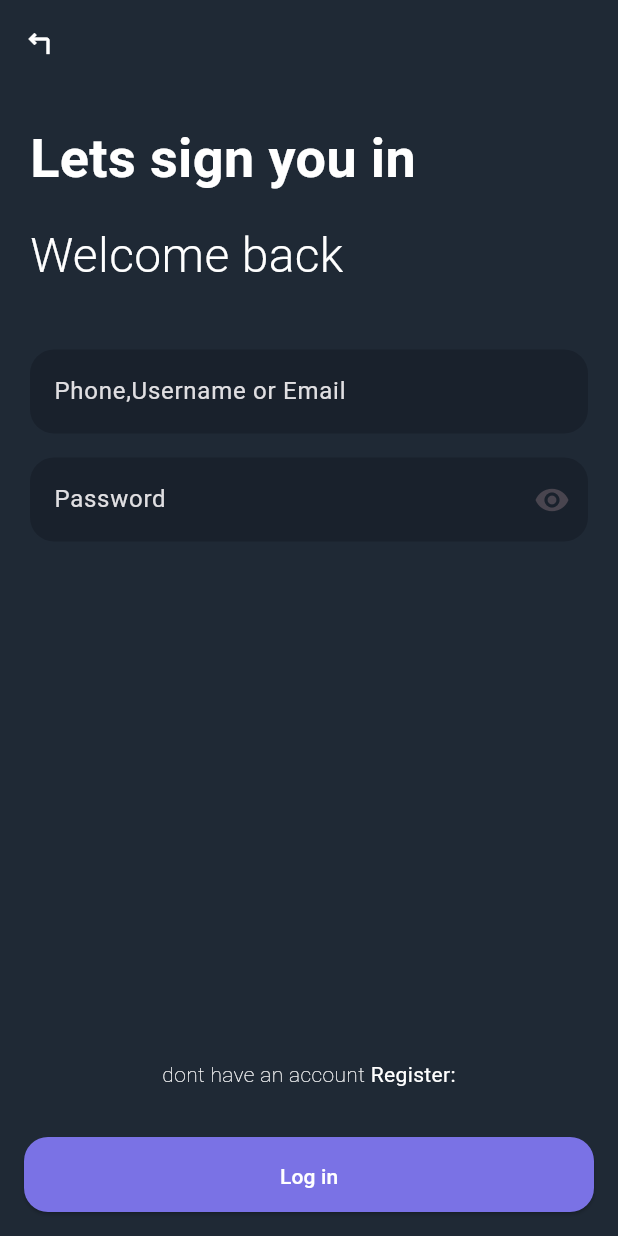
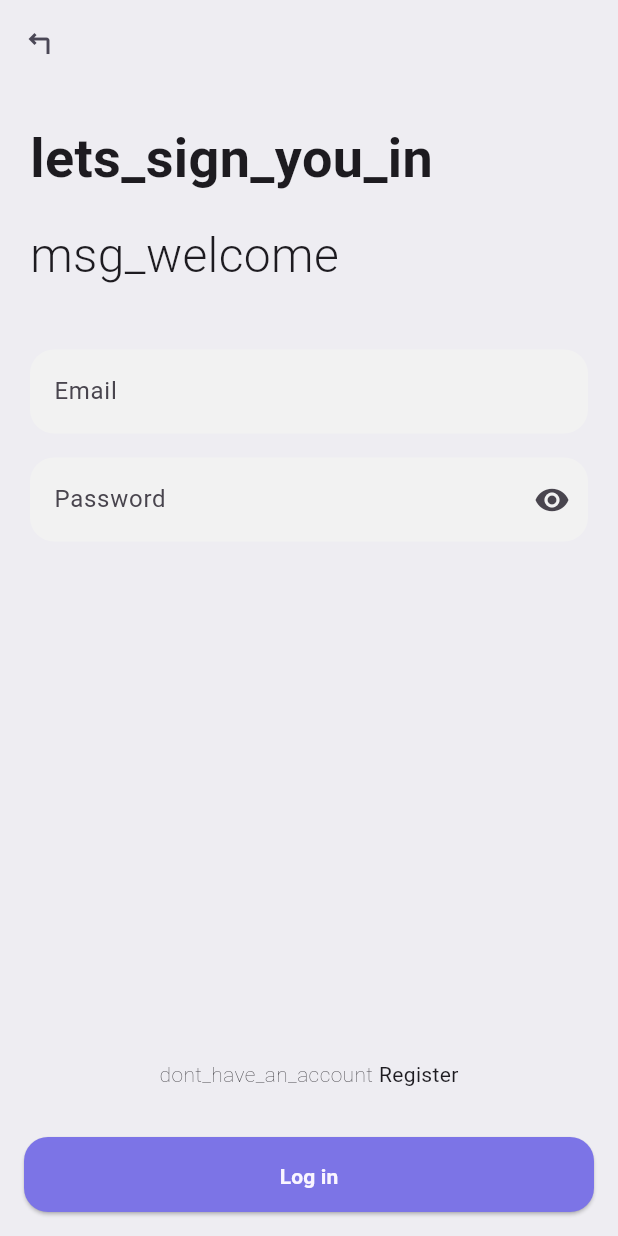
Before and after one commit to naeimDz/assistApp, a Flutter app: the screen it shows after launch, on a phone screen of 412 x 824 dp. Run offline on Flutter 3.47's test engine with Material 3 defaults, Android fonts, the phone set to English and light mode, and no system bars; our stand-ins replace cloud_firestore, easy_localization, firebase_auth, firebase_core, firebase_storage; accounts and stored records are empty; Roboto replaces fonts that are missing (Dubai).

```diff
--- a/lib/mixins/snack_mixin.dart
+++ b/lib/mixins/snack_mixin.dart
@@ -1,6 +1,6 @@
 import 'package:flutter/material.dart';
 
-abstract class SnackMixin {
+mixin SnackMixin {
   void showError(BuildContext context, String e) {
     ScaffoldMessenger.of(context).showSnackBar(
       SnackBar(
--- a/lib/utils/constants/app_colors.dart
+++ b/lib/utils/constants/app_colors.dart
@@ -7,6 +7,9 @@ class AppColors {
   static const Color secondary = Color(0xFF00868C);
   static const Color whiteText = Color.fromARGB(252, 251, 247, 255);
   static const Color blackText = Color.fromARGB(252, 72, 69, 84);
+  static const Color greyedTextColor = Color(0xFF71717C);
+  static const Color darkColor = Color(0xFF191720);
+  static const Color borderColor = Color(0xFF585761);
   // Others Color
   static const Color ascaffoldBackground = Color.fromRGBO(238, 237, 242, 1);
   static const Color scaffoldBackground = Color(0xff00868c);
--- a/lib/utils/constants/app_strings.dart
+++ b/lib/utils/constants/app_strings.dart
@@ -1,10 +1,12 @@
+import 'package:easy_localization/easy_localization.dart';
+
 class AppStrings {
-  static String loginSuccessMessage = 'login successful';
-  static String loginErrorMessage = 'login failed';
-  static String headlineWelcomeLoginScreen = "Lets sign you in";
-  static String messageWelcomeloginScreen = "Welcome back";
-  static String headlineWelcomeSingupScreen = "sign up now";
-  static String messageWelcomeSingupScreen = "msg singup";
-  static String instructionMsgLoginScreen = "dont have an account";
-  static String instructionMsgSingupScreen = "have an account";
+  static String loginSuccessMessage = 'login_successful'.tr();
+  static String loginErrorMessage = 'login_failed'.tr();
+  static String headlineWelcomeLoginScreen = "lets_sign_you_in".tr();
+  static String messageWelcomeloginScreen = "msg_welcome".tr();
+  static String headlineWelcomeSingupScreen = "sign_up_now".tr();
+  static String messageWelcomeSingupScreen = "msg_singup".tr();
+  static String instructionMsgLoginScreen = "dont_have_an_account".tr();
+  static String instructionMsgSingupScreen = "have_an_account".tr();
 }
--- /dev/null
+++ b/lib/views/auth_screen/login_screen.dart
@@ -0,0 +1,155 @@
+import '../../controllers/authentication_controller.dart';
+import '../../mixins/snack_mixin.dart';
+import 'package:flutter/material.dart';
+import 'package:easy_localization/easy_localization.dart';
+import '../../utils/constants/app_strings.dart';
+import '../home/home_screen.dart';
+import 'components/msg_welcome.dart';
+import 'signup_screen.dart';
+
+class LoginScreen extends StatefulWidget {
+  static const String logInScreen = 'LogIn';
+  const LoginScreen({super.key});
+  @override
+  LoginScreenState createState() => LoginScreenState();
+}
+
+class LoginScreenState extends State<LoginScreen> with SnackMixin {
+  final _formKey = GlobalKey<FormState>();
+  final _emailController = TextEditingController();
+  final _passwordController = TextEditingController();
+  final AuthenticationController _authController = AuthenticationController();
+  bool obscureText = true;
+  void toggleObscureText() {
+    setState(() {
+      obscureText = !obscureText;
+    });
+  }
+
+  @override
+  void dispose() {
+    _emailController.dispose();
+    _passwordController.dispose();
+    super.dispose();
+  }
+
+  @override
+  Widget build(BuildContext context) {
+    return Scaffold(
+      bottomNavigationBar: Wrap(
+        children: [
+          Padding(
+            padding: const EdgeInsets.all(16.0),
+            child: Row(
+              mainAxisAlignment: MainAxisAlignment.center,
+              children: [
+                Text(
+                  AppStrings.instructionMsgLoginScreen,
+                  style: const TextStyle(
+                    fontWeight: FontWeight.w200,
+                  ),
+                ),
+                GestureDetector(
+                  onTap: () => Navigator.popAndPushNamed(
+                      context, SingupScreen.singUpScreen),
+                  child: Text(" Register".tr()),
+                ),
+              ],
+            ),
+          ),
+          Padding(
+            padding: const EdgeInsets.all(16.0),
+            child: SizedBox(
+              height: 50,
+              width: double.infinity,
+              child: ElevatedButton(
+                child: Text(
+                  'Log in'.tr(),
+                  style: const TextStyle(fontWeight: FontWeight.bold),
+                ),
+                onPressed: () async {
+                  if (_formKey.currentState!.validate()) {
+                    String email = _emailController.text.trim();
+                    String password = _passwordController.text.trim();
+                    var res = await _authController.signInWithEmailAndPassword(
+                        email, password);
+                    print(res);
+                    if (res != null && mounted) {
+                      showSuccess(context, AppStrings.loginSuccessMessage.tr());
+                      Navigator.pushReplacementNamed(
+                          context, HomeScreen.homeScreen);
+                    } else {
+                      showError(context, AppStrings.loginErrorMessage.tr());
+                    }
+                  }
+                },
+              ),
+            ),
+          ),
+        ],
+      ),
+      appBar: AppBar(
+        elevation: 0,
+        leading: const Icon(Icons.turn_left),
+      ),
+      body: Padding(
+        padding: const EdgeInsets.symmetric(horizontal: 20, vertical: 24),
+        child: Column(
+          children: [
+            MsgWelcome(
+              messageWelcome: "${AppStrings.messageWelcomeloginScreen}",
+              headlineWelcome: "${AppStrings.headlineWelcomeLoginScreen}",
+            ),
+            const SizedBox(
+              height: 40,
+            ),
+            Form(
+              key: _formKey,
+              child: Column(
+                crossAxisAlignment: CrossAxisAlignment.stretch,
+                children: [
+                  TextFormField(
+                    controller: _emailController,
+                    decoration: InputDecoration(
+                      labelText: 'Email'.tr(),
+                      border: OutlineInputBorder(
+                        borderRadius: BorderRadius.circular(25.0),
+                      ),
+                    ),
+                    validator: (value) {
+                      if (value!.isEmpty) {
+                        return 'Please enter your email'.tr();
+                      }
+                      return null;
+                    },
+                  ),
+                  const SizedBox(height: 16.0),
+                  TextFormField(
+                    controller: _passwordController,
+                    decoration: InputDecoration(
+                      suffixIcon: GestureDetector(
+                        onTap: () => toggleObscureText(),
+                        child: Icon(
+                          obscureText ? Icons.visibility : Icons.visibility_off,
+                        ),
+                      ),
+                      labelText: 'Password'.tr(),
+                    ),
+                    obscureText: obscureText,
+                    validator: (value) {
+                      if (value!.isEmpty) {
+                        return 'Please enter your password'.tr();
+                      }
+                      return null;
+                    },
+                  ),
+                ],
+              ),
+            ),
+            const Expanded(child: SizedBox()),
+          ],
+        ),
+      ),
+    );
+  }
+}
--- a/pubspec.yaml
+++ b/pubspec.yaml
@@ -18,6 +18,7 @@ dependencies:
   firebase_auth: ^4.19.1
   cloud_firestore: ^4.16.1
   firebase_storage: ^11.7.1
+  easy_localization: ^3.0.5
 
 dev_dependencies:
   flutter_test:
@@ -31,6 +32,7 @@ flutter:
 
   assets:
     - assets/images/
+    - assets/translations/
 
 
 fonts:
```
Also changed, not shown: assets/translations/ar.json (added, +12 -0 lines), assets/translations/en.json (added, +16 -0 lines), lib/controllers/authentication_controller.dart (+15 -15 lines), lib/main.dart (+7 -5 lines), lib/utils/routes.dart (deleted, +0 -20 lines), lib/utils/routes/routing.dart (+5 -4 lines), lib/utils/themes/theme_constants.dart (+12 -14 lines), lib/views/auth_screen/signup_screen.dart (renamed from lib/views/authentication/login_screen.dart, +65 -37 lines), lib/views/authentication/signup_screen.dart (deleted, +0 -130 lines), lib/views/home/home_screen.dart (+40 -3 lines), lib/views/auth_screen/components/form_widget.dart (renamed from lib/views/authentication/components/form_widget.dart), lib/views/auth_screen/components/msg_welcome.dart (renamed from lib/views/authentication/components/msg_welcome.dart), pubspec.lock.
